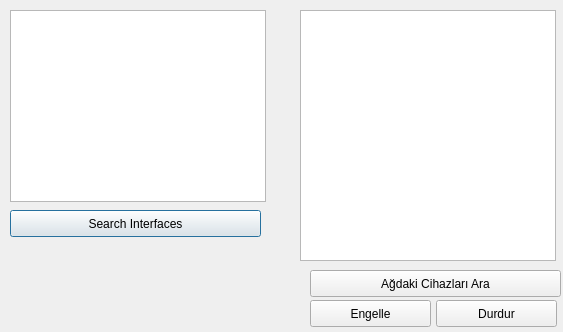
onuragtas/PyNetworkBlocker, file gui.ui: the form before one commit.
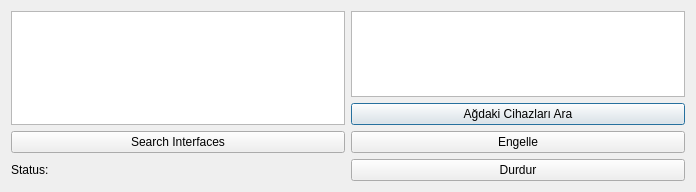
The form after the commit.

```diff
--- a/gui.ui
+++ b/gui.ui
@@ -6,88 +6,60 @@
    <rect>
     <x>0</x>
     <y>0</y>
-    <width>563</width>
-    <height>332</height>
+    <width>696</width>
+    <height>192</height>
    </rect>
   </property>
   <property name="windowTitle">
    <string>PyNetworkBlocker</string>
   </property>
-  <widget class="QPushButton" name="ifaceButton">
-   <property name="geometry">
-    <rect>
-     <x>10</x>
-     <y>210</y>
-     <width>251</width>
-     <height>27</height>
-    </rect>
-   </property>
-   <property name="text">
-    <string>Search Interfaces</string>
-   </property>
-  </widget>
+  <layout class="QGridLayout" name="gridLayout">
+   <item row="0" column="1">
   <widget class="QListWidget" name="devicesList">
-   <property name="geometry">
-    <rect>
-     <x>300</x>
-     <y>10</y>
-     <width>256</width>
-     <height>251</height>
-    </rect>
-   </property>
    <property name="selectionMode">
     <enum>QAbstractItemView::MultiSelection</enum>
    </property>
   </widget>
+   </item>
+   <item row="1" column="1">
   <widget class="QPushButton" name="devicesButton">
-   <property name="geometry">
-    <rect>
-     <x>310</x>
-     <y>270</y>
-     <width>251</width>
-     <height>27</height>
-    </rect>
-   </property>
    <property name="text">
     <string>Ağdaki Cihazları Ara</string>
    </property>
   </widget>
+   </item>
+   <item row="2" column="1">
   <widget class="QPushButton" name="arpButton">
-   <property name="geometry">
-    <rect>
-     <x>310</x>
-     <y>300</y>
-     <width>121</width>
-     <height>27</height>
-    </rect>
-   </property>
    <property name="text">
     <string>Engelle</string>
    </property>
   </widget>
-  <widget class="QListWidget" name="ifaceList">
-   <property name="geometry">
-    <rect>
-     <x>10</x>
-     <y>10</y>
-     <width>256</width>
-     <height>192</height>
-    </rect>
-   </property>
-  </widget>
+   </item>
+   <item row="3" column="0">
+    <widget class="QLabel" name="status">
+     <property name="text">
+      <string>Status:</string>
+     </property>
+    </widget>
+   </item>
+   <item row="3" column="1">
   <widget class="QPushButton" name="stop">
-   <property name="geometry">
-    <rect>
-     <x>436</x>
-     <y>300</y>
-     <width>121</width>
-     <height>27</height>
-    </rect>
-   </property>
    <property name="text">
     <string>Durdur</string>
    </property>
   </widget>
+   </item>
+   <item row="2" column="0">
+    <widget class="QPushButton" name="ifaceButton">
+     <property name="text">
+      <string>Search Interfaces</string>
+     </property>
+    </widget>
+   </item>
+   <item row="0" column="0" rowspan="2">
+    <widget class="QListWidget" name="ifaceList"/>
+   </item>
+  </layout>
  </widget>
  <resources/>
  <connections>
```
Lines whose indentation alone changed are shown as unchanged.
